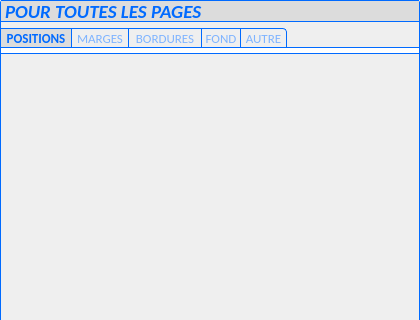
FlorianLance/PhotosConsigne, file PhotosConsigne/ui/RightSettings.ui: the form before one commit; both pictures show x 0 to 420 and y 0 to 320 of the 420 by 521 pixel window.
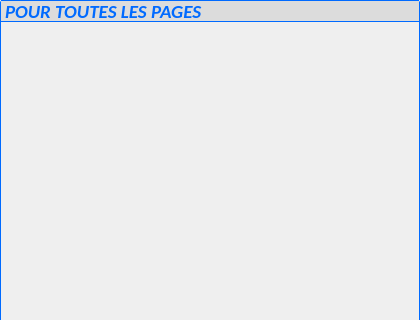
The form after the commit. The open tabs and pages were chosen to show the change. Icons and pictures are not drawn.

Commit message: * border now depends on sets

```diff
--- a/PhotosConsigne/ui/RightSettings.ui
+++ b/PhotosConsigne/ui/RightSettings.ui
@@ -157,7 +157,7 @@
         <x>0</x>
         <y>0</y>
         <width>418</width>
-        <height>346</height>
+        <height>340</height>
        </rect>
       </property>
       <property name="sizePolicy">
@@ -195,350 +195,6 @@
        <property name="bottomMargin">
         <number>0</number>
        </property>
-       <item>
-        <widget class="QFrame" name="frameAllPages">
-         <property name="sizePolicy">
-          <sizepolicy hsizetype="Preferred" vsizetype="Minimum">
-           <horstretch>0</horstretch>
-           <verstretch>0</verstretch>
-          </sizepolicy>
-         </property>
-         <property name="maximumSize">
-          <size>
-           <width>16777215</width>
-           <height>16777215</height>
-          </size>
-         </property>
-         <property name="styleSheet">
-          <string notr="true">
-
-.QFrame{
-
-	border: 0px solid rgb(0,106,255);
-	border-bottom: 0px solid rgb(0,106,255);
-	border-right: 0px solid rgb(0,106,255);
-	border-radius: 0px;
-
-}
-
-</string>
-         </property>
-         <property name="frameShape">
-          <enum>QFrame::StyledPanel</enum>
-         </property>
-         <property name="frameShadow">
-          <enum>QFrame::Raised</enum>
-         </property>
-         <layout class="QVBoxLayout" name="verticalLayout_2">
-          <property name="spacing">
-           <number>0</number>
-          </property>
-          <property name="leftMargin">
-           <number>0</number>
-          </property>
-          <property name="topMargin">
-           <number>0</number>
-          </property>
-          <property name="rightMargin">
-           <number>0</number>
-          </property>
-          <property name="bottomMargin">
-           <number>0</number>
-          </property>
-          <item>
-           <widget class="QTabWidget" name="tabAllPages">
-            <property name="sizePolicy">
-             <sizepolicy hsizetype="Expanding" vsizetype="Minimum">
-              <horstretch>0</horstretch>
-              <verstretch>0</verstretch>
-             </sizepolicy>
-            </property>
-            <property name="minimumSize">
-             <size>
-              <width>0</width>
-              <height>0</height>
-             </size>
-            </property>
-            <property name="maximumSize">
-             <size>
-              <width>16777215</width>
-              <height>16777215</height>
-             </size>
-            </property>
-            <property name="styleSheet">
-             <string notr="true">
-/* ################################  TAB BAR*/
-
-QTabWidget::tab-bar {
-    alignment: left;
-}
-
-/* ################################  PANE */
-
-QTabWidget::pane { 
-
-	/* border */
-    border: 0px solid rgb(0,106,255);
-    border-top: 1px solid rgb(0,106,255);
-	border-right: 0px solid rgb(0,106,255);
-	border-bottom: 1px solid rgb(0,106,255);
-
-
-	/* border radius */
-	border-top-right-radius: 0px;
-	border-top-left-radius: 0px;
-	border-bottom-right-radius: 0px;
-	border-bottom-left-radius: 0px;
-
-	/* color */
-	background-color:rgb(255, 255, 255)
-}
-
-/* ################################  TAB*/
-
-/* ################ BASE */
-
-QTabBar::tab {
-
-	/* border */
-    border: 0px solid rgb(0,106,255);
-    border-right: 1px solid rgb(0,106,255);
-    border-top: 1px solid rgb(0,106,255);
-
-	/* border radius */
-    border-radius: 0px;
-
-	/* size */
-	height:4ex;
-	min-width:20ex;
-
-	/* padding */
-    padding: 2px;
-}
-
-/* ################ SELECTION */
-
-QTabBar::tab:!selected {
-
-	/* color */
-	background-color: qlineargradient(x1: 0, y1: 0, x2: 0, y2: 1,
-                                       stop: 0 #f6f7fa, stop: 1 #dadbde);
-	color : rgb(127,180,255);
-
-	/* font */
-  	font:  10pt Calibri;
-}
-
-
-QTabBar::tab:selected {
-
-	/* color */
-	color : rgb(0,106,255);
-    background-color:  rgb(220,220,220);
-
-	/* font */
-	 font: bold 10pt Calibri;
-}
-
-
-/* ################ HOVER*/
-
-QTabBar::tab:hover  {
-
-	/* color */
-	color : rgb(0,106,255);	
-    background-color: qlineargradient(x1: 0, y1: 0, x2: 0, y2: 1,
-                                       stop: 0 #dadbde, stop: 1 #f6f7fa);
-
-	/* font */
-	 font: bold 10pt Calibri;
-}
-
-
-/* ################ FIRST / LAST */
-
-QTabBar::tab:first{
-
-	/* border */
-	border-left: 0px solid rgb(0,106,255);
-
-	/* border radius */
-	border-top-left-radius: 0px;
-	border-bottom-left-radius: 0px;
-
-}
-
-QTabBar::tab:last{
-
-	/* border radius */
-	 border-top-right-radius: 4px;
-}
-</string>
-            </property>
-            <property name="tabPosition">
-             <enum>QTabWidget::North</enum>
-            </property>
-            <property name="tabShape">
-             <enum>QTabWidget::Rounded</enum>
-            </property>
-            <property name="currentIndex">
-             <number>0</number>
-            </property>
-            <property name="elideMode">
-             <enum>Qt::ElideLeft</enum>
-            </property>
-            <widget class="QWidget" name="tabAllPagesPositions">
-             <property name="sizePolicy">
-              <sizepolicy hsizetype="Minimum" vsizetype="Preferred">
-               <horstretch>0</horstretch>
-               <verstretch>0</verstretch>
-              </sizepolicy>
-             </property>
-             <attribute name="title">
-              <string>POSITIONS</string>
-             </attribute>
-             <layout class="QVBoxLayout" name="vlGlobalPageSets">
-              <property name="spacing">
-               <number>0</number>
-              </property>
-              <property name="leftMargin">
-               <number>0</number>
-              </property>
-              <property name="topMargin">
-               <number>3</number>
-              </property>
-              <property name="rightMargin">
-               <number>0</number>
-              </property>
-              <property name="bottomMargin">
-               <number>0</number>
-              </property>
-             </layout>
-            </widget>
-            <widget class="QWidget" name="tabAllPagesMargins">
-             <property name="sizePolicy">
-              <sizepolicy hsizetype="Minimum" vsizetype="Preferred">
-               <horstretch>0</horstretch>
-               <verstretch>0</verstretch>
-              </sizepolicy>
-             </property>
-             <attribute name="title">
-              <string>MARGES</string>
-             </attribute>
-             <layout class="QVBoxLayout" name="vlGlobalMargins">
-              <property name="spacing">
-               <number>6</number>
-              </property>
-              <property name="leftMargin">
-               <number>0</number>
-              </property>
-              <property name="topMargin">
-               <number>0</number>
-              </property>
-              <property name="rightMargin">
-               <number>0</number>
-              </property>
-              <property name="bottomMargin">
-               <number>0</number>
-              </property>
-             </layout>
-            </widget>
-            <widget class="QWidget" name="tabAllPagesBorders">
-             <property name="sizePolicy">
-              <sizepolicy hsizetype="Minimum" vsizetype="Preferred">
-               <horstretch>0</horstretch>
-               <verstretch>0</verstretch>
-              </sizepolicy>
-             </property>
-             <attribute name="title">
-              <string>BORDURES</string>
-             </attribute>
-             <layout class="QVBoxLayout" name="vlGlobalBorders">
-              <property name="spacing">
-               <number>0</number>
-              </property>
-              <property name="leftMargin">
-               <number>2</number>
-              </property>
-              <property name="topMargin">
-               <number>2</number>
-              </property>
-              <property name="rightMargin">
-               <number>0</number>
-              </property>
-              <property name="bottomMargin">
-               <number>0</number>
-              </property>
-             </layout>
-            </widget>
-            <widget class="QWidget" name="tabAllPagesBackground">
-             <property name="sizePolicy">
-              <sizepolicy hsizetype="Minimum" vsizetype="Preferred">
-               <horstretch>0</horstretch>
-               <verstretch>0</verstretch>
-              </sizepolicy>
-             </property>
-             <attribute name="title">
-              <string>FOND</string>
-             </attribute>
-             <layout class="QVBoxLayout" name="vlGlobalBackground">
-              <property name="spacing">
-               <number>0</number>
-              </property>
-              <property name="leftMargin">
-               <number>0</number>
-              </property>
-              <property name="topMargin">
-               <number>0</number>
-              </property>
-              <property name="rightMargin">
-               <number>0</number>
-              </property>
-              <property name="bottomMargin">
-               <number>0</number>
-              </property>
-             </layout>
-            </widget>
-            <widget class="QWidget" name="tabAllPagesMisc">
-             <attribute name="title">
-              <string>AUTRE</string>
-             </attribute>
-             <layout class="QVBoxLayout" name="vlGlobalMisc">
-              <property name="spacing">
-               <number>0</number>
-              </property>
-              <property name="leftMargin">
-               <number>0</number>
-              </property>
-              <property name="topMargin">
-               <number>0</number>
-              </property>
-              <property name="rightMargin">
-               <number>0</number>
-              </property>
-              <property name="bottomMargin">
-               <number>0</number>
-              </property>
-             </layout>
-            </widget>
-           </widget>
-          </item>
-          <item>
-           <spacer name="verticalSpacer">
-            <property name="orientation">
-             <enum>Qt::Vertical</enum>
-            </property>
-            <property name="sizeHint" stdset="0">
-             <size>
-              <width>20</width>
-              <height>40</height>
-             </size>
-            </property>
-           </spacer>
-          </item>
-         </layout>
-        </widget>
-       </item>
       </layout>
      </widget>
      <widget class="QWidget" name="pageSelectedPage">
```
Left out of the diff: 309 changed lines with no effect on the pictures. The commit also changes 37 other files.
